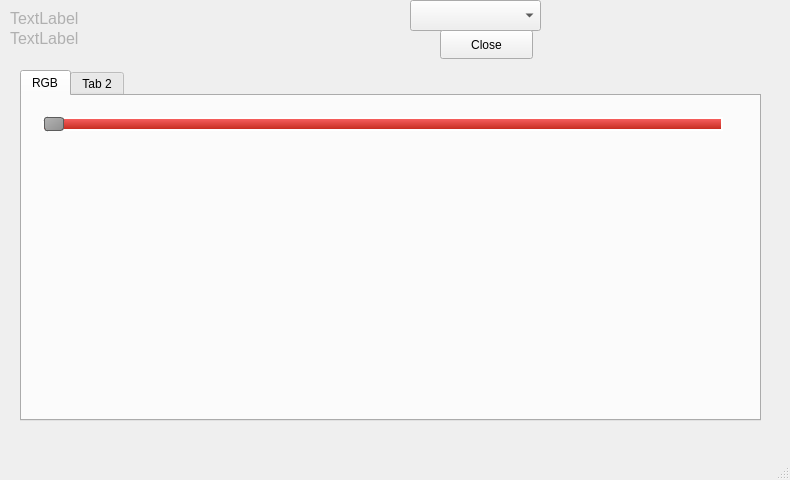
First picture: the form in mainwindow.ui, repository mattymactutor/BeltonC_LED, before the edit.
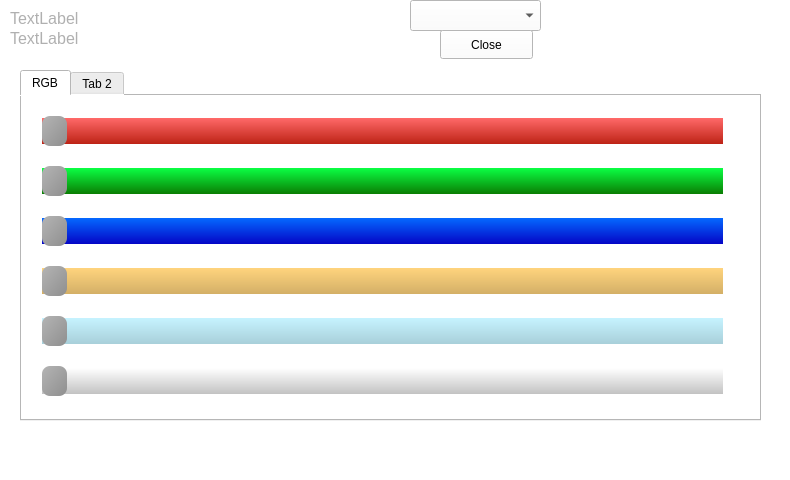
Second picture: the form after the edit.

Commit message: Added all sliders to the RGB tab

Patch:
```diff
--- a/mainwindow.ui
+++ b/mainwindow.ui
@@ -11,7 +11,10 @@
    </rect>
   </property>
   <property name="windowTitle">
-   <string>VitaminPrinter</string>
+   <string>LED Controller</string>
+  </property>
+  <property name="styleSheet">
+   <string notr="true"> background: rgb(255, 255, 255)</string>
   </property>
   <widget class="QWidget" name="centralwidget">
    <widget class="QLabel" name="lblStatus">
@@ -76,23 +79,176 @@
          <x>20</x>
          <y>20</y>
          <width>681</width>
-         <height>16</height>
+         <height>30</height>
         </rect>
        </property>
        <property name="styleSheet">
         <string notr="true">QSlider::groove:horizontal {
-    border: 2px solid #FFFFFF;
-    height: 10px; /* the groove expands to the size of the slider by default. by giving it a height, it has a fixed size */
+    height: 26px; /* the groove expands to the size of the slider by default. by giving it a height, it has a fixed size */
     background: qlineargradient(x1:0, y1:0, x2:0, y2:1, stop:0 rgb(255, 105, 105), stop:1 rgb(189, 35, 21));
     margin: 2px 0;
 }
 
 QSlider::handle:horizontal {
     background: qlineargradient(x1:0, y1:0, x2:1, y2:1, stop:0 #b4b4b4, stop:1 #8f8f8f);
-    border: 1px solid #5c5c5c;
-    width: 18px;
+    width: 25px;
     margin: -2px 0; /* handle is placed by default on the contents rect of the groove. Expand outside the groove */
-    border-radius: 3px;
+    border-radius: 8px;
+}</string>
+       </property>
+       <property name="maximum">
+        <number>255</number>
+       </property>
+       <property name="orientation">
+        <enum>Qt::Horizontal</enum>
+       </property>
+      </widget>
+      <widget class="QSlider" name="sldGreen">
+       <property name="geometry">
+        <rect>
+         <x>20</x>
+         <y>70</y>
+         <width>681</width>
+         <height>30</height>
+        </rect>
+       </property>
+       <property name="styleSheet">
+        <string notr="true">QSlider::groove:horizontal {
+
+    height: 26px; /* the groove expands to the size of the slider by default. by giving it a height, it has a fixed size */
+    background: qlineargradient(x1:0, y1:0, x2:0, y2:1, stop:0 rgb(11, 255, 68), stop:1 rgb(10, 125, 3));
+    margin: 2px 0;
+}
+
+QSlider::handle:horizontal {
+    background: qlineargradient(x1:0, y1:0, x2:1, y2:1, stop:0 #b4b4b4, stop:1 #8f8f8f);
+
+    width: 25px;
+    margin: -2px 0; /* handle is placed by default on the contents rect of the groove. Expand outside the groove */
+    border-radius: 8px;
+}</string>
+       </property>
+       <property name="maximum">
+        <number>255</number>
+       </property>
+       <property name="orientation">
+        <enum>Qt::Horizontal</enum>
+       </property>
+      </widget>
+      <widget class="QSlider" name="sldBlue">
+       <property name="geometry">
+        <rect>
+         <x>20</x>
+         <y>120</y>
+         <width>681</width>
+         <height>30</height>
+        </rect>
+       </property>
+       <property name="styleSheet">
+        <string notr="true">QSlider::groove:horizontal {
+
+    height: 26px; /* the groove expands to the size of the slider by default. by giving it a height, it has a fixed size */
+    background: qlineargradient(x1:0, y1:0, x2:0, y2:1, stop:0 rgb(5, 105, 255), stop:1 rgb(5, 5, 198));
+    margin: 2px 0;
+}
+
+QSlider::handle:horizontal {
+    background: qlineargradient(x1:0, y1:0, x2:1, y2:1, stop:0 #b4b4b4, stop:1 #8f8f8f);
+
+    width: 25px;
+    margin: -2px 0; /* handle is placed by default on the contents rect of the groove. Expand outside the groove */
+    border-radius: 8px;
+}</string>
+       </property>
+       <property name="maximum">
+        <number>255</number>
+       </property>
+       <property name="orientation">
+        <enum>Qt::Horizontal</enum>
+       </property>
+      </widget>
+      <widget class="QSlider" name="sldTungsten">
+       <property name="geometry">
+        <rect>
+         <x>20</x>
+         <y>170</y>
+         <width>681</width>
+         <height>30</height>
+        </rect>
+       </property>
+       <property name="styleSheet">
+        <string notr="true">QSlider::groove:horizontal {
+
+    height: 26px; /* the groove expands to the size of the slider by default. by giving it a height, it has a fixed size */
+    background: qlineargradient(x1:0, y1:0, x2:0, y2:1, stop:0 rgb(255, 212, 125), stop:1 rgb(211, 175, 103));
+    margin: 2px 0;
+}
+
+QSlider::handle:horizontal {
+    background: qlineargradient(x1:0, y1:0, x2:1, y2:1, stop:0 #b4b4b4, stop:1 #8f8f8f);
+    width: 25px;
+    margin: -2px 0; /* handle is placed by default on the contents rect of the groove. Expand outside the groove */
+    border-radius: 8px;
+}</string>
+       </property>
+       <property name="maximum">
+        <number>255</number>
+       </property>
+       <property name="orientation">
+        <enum>Qt::Horizontal</enum>
+       </property>
+      </widget>
+      <widget class="QSlider" name="sldDaylight">
+       <property name="geometry">
+        <rect>
+         <x>20</x>
+         <y>220</y>
+         <width>681</width>
+         <height>30</height>
+        </rect>
+       </property>
+       <property name="styleSheet">
+        <string notr="true">QSlider::groove:horizontal {
+    height: 26px; /* the groove expands to the size of the slider by default. by giving it a height, it has a fixed size */
+    background: qlineargradient(x1:0, y1:0, x2:0, y2:1, stop:0 rgb(198, 243, 255), stop:1 rgb(168, 207, 217));
+    margin: 2px 0;
+}
+
+QSlider::handle:horizontal {
+    background: qlineargradient(x1:0, y1:0, x2:1, y2:1, stop:0 #b4b4b4, stop:1 #8f8f8f);
+    width: 25px;
+    margin: -2px 0; /* handle is placed by default on the contents rect of the groove. Expand outside the groove */
+    border-radius: 8px;
+}</string>
+       </property>
+       <property name="maximum">
+        <number>255</number>
+       </property>
+       <property name="orientation">
+        <enum>Qt::Horizontal</enum>
+       </property>
+      </widget>
+      <widget class="QSlider" name="sldBrightness">
+       <property name="geometry">
+        <rect>
+         <x>20</x>
+         <y>270</y>
+         <width>681</width>
+         <height>30</height>
+        </rect>
+       </property>
+       <property name="styleSheet">
+        <string notr="true">QSlider::groove:horizontal {
+    height: 26px; /* the groove expands to the size of the slider by default. by giving it a height, it has a fixed size */
+    background: qlineargradient(x1:0, y1:0, x2:0, y2:1, stop:0 rgb(255, 255, 255), stop:1 rgb(194, 194, 194));
+    margin: 2px 0;
+}
+
+QSlider::handle:horizontal {
+    background: qlineargradient(x1:0, y1:0, x2:1, y2:1, stop:0 #b4b4b4, stop:1 #8f8f8f);
+    width: 25px;
+    margin: -2px 0; /* handle is placed by default on the contents rect of the groove. Expand outside the groove */
+    border-radius: 8px;
 }</string>
        </property>
        <property name="maximum">
```
The commit also changes 2 other files.
